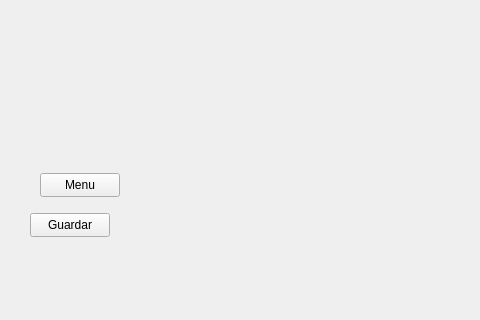
Qt form partida.ui (marilin-99/TrabajoPractico) before a commit; both pictures show x 0 to 480 and y 147 to 467 of the 1167 by 699 pixel window.
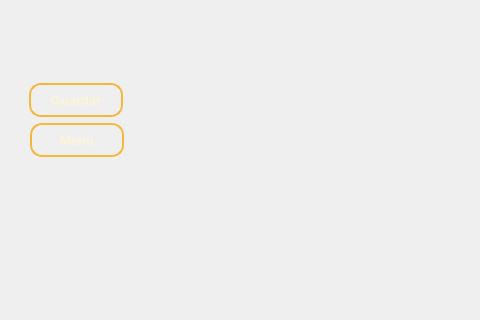
The same form after that commit. Icons and pictures are not drawn.

Commit message: cambios ventana principal y partida

```diff
--- a/partida.ui
+++ b/partida.ui
@@ -85,7 +85,7 @@
 }</string>
     </property>
     <property name="text">
-     <string>tabla de daño</string>
+     <string>Tabla de daño</string>
     </property>
    </widget>
    <widget class="QPushButton" name="reglas">
@@ -133,7 +133,7 @@
 }</string>
     </property>
     <property name="text">
-     <string>reglas</string>
+     <string>Reglas</string>
     </property>
    </widget>
    <widget class="QLabel" name="nombre_player">
@@ -159,12 +159,38 @@
    <widget class="QPushButton" name="guardar_partida">
     <property name="geometry">
      <rect>
-      <x>30</x>
-      <y>360</y>
-      <width>80</width>
-      <height>24</height>
+      <x>29</x>
+      <y>230</y>
+      <width>94</width>
+      <height>34</height>
      </rect>
     </property>
+    <property name="styleSheet">
+     <string notr="true">QPushButton {
+    background-color: qlineargradient(x1:0, y1:0, x2:0, y2:1,
+                      stop:0 #c62828, stop:1 #6d0f0f);
+    color: #fff3d6;
+    font-weight: bold;
+    font-size: 13px;
+    border: 2px solid #f5b83d;
+    border-radius: 12px;
+    min-width: 90px;
+    max-width: 90px;
+    min-height: 30px;
+    max-height: 30px;
+}
+
+QPushButton:hover {
+    background-color: qlineargradient(x1:0, y1:0, x2:0, y2:1,
+                      stop:0 #e53935, stop:1 #8e1414);
+    border: 2px solid #ffd54f;
+}
+
+QPushButton:pressed {
+    background-color: #5a0b0b;
+    padding-top: 2px;
+}</string>
+    </property>
     <property name="text">
      <string>Guardar</string>
     </property>
@@ -172,12 +198,38 @@
    <widget class="QPushButton" name="menu">
     <property name="geometry">
      <rect>
-      <x>40</x>
-      <y>320</y>
-      <width>80</width>
-      <height>24</height>
+      <x>30</x>
+      <y>270</y>
+      <width>94</width>
+      <height>34</height>
      </rect>
     </property>
+    <property name="styleSheet">
+     <string notr="true">QPushButton {
+    background-color: qlineargradient(x1:0, y1:0, x2:0, y2:1,
+                      stop:0 #c62828, stop:1 #6d0f0f);
+    color: #fff3d6;
+    font-weight: bold;
+    font-size: 13px;
+    border: 2px solid #f5b83d;
+    border-radius: 12px;
+    min-width: 90px;
+    max-width: 90px;
+    min-height: 30px;
+    max-height: 30px;
+}
+
+QPushButton:hover {
+    background-color: qlineargradient(x1:0, y1:0, x2:0, y2:1,
+                      stop:0 #e53935, stop:1 #8e1414);
+    border: 2px solid #ffd54f;
+}
+
+QPushButton:pressed {
+    background-color: #5a0b0b;
+    padding-top: 2px;
+}</string>
+    </property>
     <property name="text">
      <string>Menu</string>
     </property>
```
The commit also changes 2 other files.
